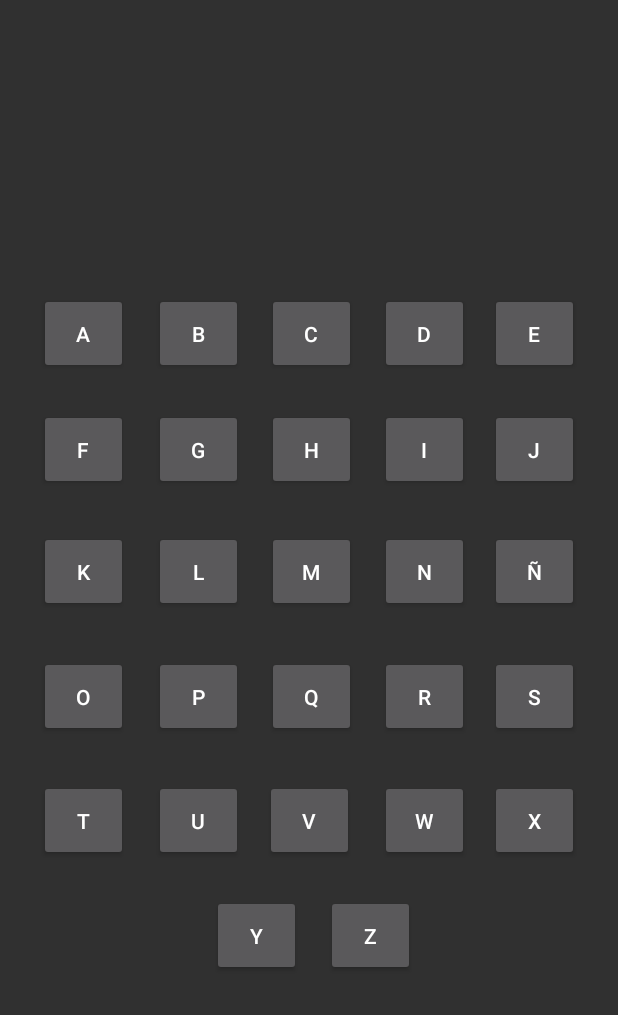
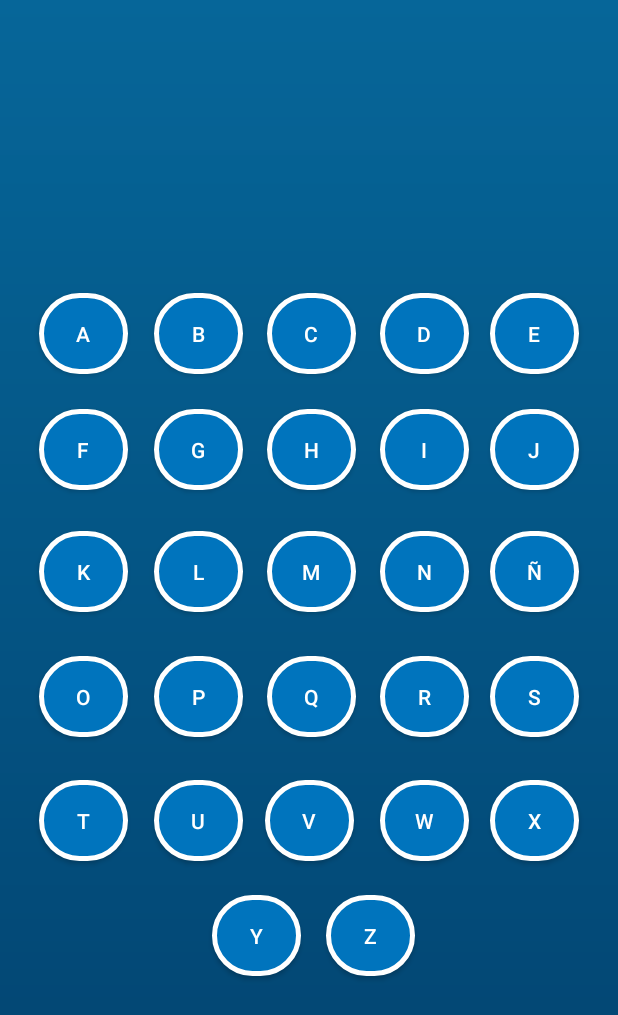
Before and after one commit to VictorHCH/AutiTec, an Android app: the abecedario screen opened directly, with no data from a screen before it, on a phone screen of 412 x 824 dp. Shown: the top 1015 px of the screen. Run offline under Robolectric (Android 15) with nearby library versions, the light colour scheme and no system bars.

Commit message:
Version 3.3.1
Diseño incompleto en menu abecedario

```diff
--- /dev/null
+++ b/Carrusel/app/src/main/res/drawable/bordes.xml
@@ -0,0 +1,15 @@
+<?xml version="1.0" encoding="utf-8"?>
+<!-- _bg__inicio_ek2 from your XD file. -->
+<selector xmlns:android="http://schemas.android.com/apk/res/android" >
+	<item >
+		<shape android:shape="rectangle"  >
+			<corners android:radius="50dip" />
+			<stroke android:width="3dip" android:color="#ffffff" />
+			<solid android:color="#0074BD" />
+
+
+			<!--<gradient android:angle="-90" android:startColor="#DD2C00" android:endColor="#FFAB00" />-->
+
+		</shape>
+	</item>
+</selector>
--- a/Carrusel/app/src/main/res/layout/abecedario.xml
+++ b/Carrusel/app/src/main/res/layout/abecedario.xml
@@ -6,7 +6,8 @@
     android:layout_height="match_parent"
     android:visibility="visible"
     tools:context=".MainActivity"
-    tools:visibility="visible">
+    tools:visibility="visible"
+     android:background="@drawable/_bg__inicio_ek2_shape">
 
 
     <Button
@@ -14,12 +15,16 @@
         android:layout_width="59dp"
         android:layout_height="54dp"
         android:text="A"
+        android:background="@drawable/bordes"
+
         app:layout_constraintBottom_toBottomOf="parent"
         app:layout_constraintHorizontal_bias="0.073"
         app:layout_constraintLeft_toLeftOf="parent"
         app:layout_constraintRight_toRightOf="parent"
         app:layout_constraintTop_toTopOf="parent"
         app:layout_constraintVertical_bias="0.254"
+
+
         tools:ignore="MissingConstraints" />
 
     <Button
@@ -27,6 +32,7 @@
         android:layout_width="59dp"
         android:layout_height="54dp"
         android:text="B"
+        android:background="@drawable/bordes"
         app:layout_constraintBottom_toBottomOf="parent"
         app:layout_constraintHorizontal_bias="0.292"
         app:layout_constraintLeft_toLeftOf="parent"
@@ -40,6 +46,7 @@
         android:layout_width="59dp"
         android:layout_height="54dp"
         android:text="C"
+        android:background="@drawable/bordes"
         app:layout_constraintBottom_toBottomOf="parent"
         app:layout_constraintHorizontal_bias="0.505"
         app:layout_constraintLeft_toLeftOf="parent"
@@ -53,6 +60,7 @@
         android:layout_width="59dp"
         android:layout_height="54dp"
         android:text="D"
+        android:background="@drawable/bordes"
         app:layout_constraintBottom_toBottomOf="parent"
         app:layout_constraintHorizontal_bias="0.718"
         app:layout_constraintLeft_toLeftOf="parent"
@@ -66,6 +74,7 @@
         android:layout_width="59dp"
         android:layout_height="54dp"
         android:text="E"
+        android:background="@drawable/bordes"
         app:layout_constraintBottom_toBottomOf="parent"
         app:layout_constraintHorizontal_bias="0.926"
         app:layout_constraintLeft_toLeftOf="parent"
@@ -79,6 +88,7 @@
         android:layout_width="59dp"
         android:layout_height="54dp"
         android:text="F"
+        android:background="@drawable/bordes"
         app:layout_constraintBottom_toBottomOf="parent"
         app:layout_constraintHorizontal_bias="0.073"
         app:layout_constraintLeft_toLeftOf="parent"
@@ -92,6 +102,8 @@
         android:layout_width="59dp"
         android:layout_height="54dp"
         android:text="G"
+        android:background="@drawable/bordes"
+
         app:layout_constraintBottom_toBottomOf="parent"
         app:layout_constraintHorizontal_bias="0.292"
         app:layout_constraintLeft_toLeftOf="parent"
@@ -105,6 +117,7 @@
         android:layout_width="59dp"
         android:layout_height="54dp"
         android:text="H"
+        android:background="@drawable/bordes"
         app:layout_constraintBottom_toBottomOf="parent"
         app:layout_constraintHorizontal_bias="0.505"
         app:layout_constraintLeft_toLeftOf="parent"
@@ -118,6 +131,7 @@
         android:layout_width="59dp"
         android:layout_height="54dp"
         android:text="I"
+        android:background="@drawable/bordes"
         app:layout_constraintBottom_toBottomOf="parent"
         app:layout_constraintHorizontal_bias="0.718"
         app:layout_constraintLeft_toLeftOf="parent"
@@ -131,6 +145,7 @@
         android:layout_width="59dp"
         android:layout_height="54dp"
         android:text="J"
+        android:background="@drawable/bordes"
         app:layout_constraintBottom_toBottomOf="parent"
         app:layout_constraintHorizontal_bias="0.926"
         app:layout_constraintLeft_toLeftOf="parent"
@@ -144,6 +159,7 @@
         android:layout_width="59dp"
         android:layout_height="54dp"
         android:text="L"
+        android:background="@drawable/bordes"
         app:layout_constraintBottom_toBottomOf="parent"
         app:layout_constraintHorizontal_bias="0.292"
         app:layout_constraintLeft_toLeftOf="parent"
@@ -157,6 +173,7 @@
         android:layout_width="59dp"
         android:layout_height="54dp"
         android:text="Ñ"
+        android:background="@drawable/bordes"
         app:layout_constraintBottom_toBottomOf="parent"
         app:layout_constraintHorizontal_bias="0.926"
         app:layout_constraintLeft_toLeftOf="parent"
@@ -170,6 +187,7 @@
         android:layout_width="59dp"
         android:layout_height="54dp"
         android:text="M"
+        android:background="@drawable/bordes"
         app:layout_constraintBottom_toBottomOf="parent"
         app:layout_constraintHorizontal_bias="0.505"
         app:layout_constraintLeft_toLeftOf="parent"
@@ -183,6 +201,7 @@
         android:layout_width="59dp"
         android:layout_height="54dp"
         android:text="N"
+        android:background="@drawable/bordes"
         app:layout_constraintBottom_toBottomOf="parent"
         app:layout_constraintHorizontal_bias="0.718"
         app:layout_constraintLeft_toLeftOf="parent"
@@ -196,6 +215,7 @@
         android:layout_width="59dp"
         android:layout_height="54dp"
         android:text="O"
+        android:background="@drawable/bordes"
         app:layout_constraintBottom_toBottomOf="parent"
         app:layout_constraintHorizontal_bias="0.073"
         app:layout_constraintLeft_toLeftOf="parent"
@@ -209,6 +229,7 @@
         android:layout_width="59dp"
         android:layout_height="54dp"
         android:text="S"
+        android:background="@drawable/bordes"
         app:layout_constraintBottom_toBottomOf="parent"
         app:layout_constraintHorizontal_bias="0.926"
         app:layout_constraintLeft_toLeftOf="parent"
@@ -222,6 +243,7 @@
         android:layout_width="59dp"
         android:layout_height="54dp"
         android:text="T"
+        android:background="@drawable/bordes"
         app:layout_constraintBottom_toBottomOf="parent"
         app:layout_constraintHorizontal_bias="0.073"
         app:layout_constraintLeft_toLeftOf="parent"
@@ -235,6 +257,7 @@
         android:layout_width="59dp"
         android:layout_height="54dp"
         android:text="X"
+        android:background="@drawable/bordes"
         app:layout_constraintBottom_toBottomOf="parent"
         app:layout_constraintHorizontal_bias="0.926"
         app:layout_constraintLeft_toLeftOf="parent"
@@ -248,6 +271,7 @@
         android:layout_width="59dp"
         android:layout_height="54dp"
         android:text="W"
+        android:background="@drawable/bordes"
         app:layout_constraintBottom_toBottomOf="parent"
         app:layout_constraintHorizontal_bias="0.718"
         app:layout_constraintLeft_toLeftOf="parent"
@@ -261,6 +285,7 @@
         android:layout_width="59dp"
         android:layout_height="54dp"
         android:text="V"
+        android:background="@drawable/bordes"
         app:layout_constraintBottom_toBottomOf="parent"
         app:layout_constraintLeft_toLeftOf="parent"
         app:layout_constraintRight_toRightOf="parent"
@@ -273,6 +298,7 @@
         android:layout_width="59dp"
         android:layout_height="54dp"
         android:text="Y"
+        android:background="@drawable/bordes"
         app:layout_constraintBottom_toBottomOf="parent"
         app:layout_constraintHorizontal_bias="0.4"
         app:layout_constraintLeft_toLeftOf="parent"
@@ -286,6 +312,7 @@
         android:layout_width="59dp"
         android:layout_height="54dp"
         android:text="Z"
+        android:background="@drawable/bordes"
         app:layout_constraintBottom_toBottomOf="parent"
         app:layout_constraintHorizontal_bias="0.616"
         app:layout_constraintLeft_toLeftOf="parent"
@@ -299,6 +326,7 @@
         android:layout_width="59dp"
         android:layout_height="54dp"
         android:text="U"
+        android:background="@drawable/bordes"
         app:layout_constraintBottom_toBottomOf="parent"
         app:layout_constraintHorizontal_bias="0.292"
         app:layout_constraintLeft_toLeftOf="parent"
@@ -312,6 +340,7 @@
         android:layout_width="59dp"
         android:layout_height="54dp"
         android:text="R"
+        android:background="@drawable/bordes"
         app:layout_constraintBottom_toBottomOf="parent"
         app:layout_constraintHorizontal_bias="0.718"
         app:layout_constraintLeft_toLeftOf="parent"
@@ -325,6 +354,7 @@
         android:layout_width="59dp"
         android:layout_height="54dp"
         android:text="Q"
+        android:background="@drawable/bordes"
         app:layout_constraintBottom_toBottomOf="parent"
         app:layout_constraintHorizontal_bias="0.505"
         app:layout_constraintLeft_toLeftOf="parent"
@@ -338,6 +368,7 @@
         android:layout_width="59dp"
         android:layout_height="54dp"
         android:text="P"
+        android:background="@drawable/bordes"
         app:layout_constraintBottom_toBottomOf="parent"
         app:layout_constraintHorizontal_bias="0.292"
         app:layout_constraintLeft_toLeftOf="parent"
@@ -351,6 +382,8 @@
         android:layout_width="59dp"
         android:layout_height="54dp"
         android:text="K"
+
+        android:background="@drawable/bordes"
         app:layout_constraintBottom_toBottomOf="parent"
         app:layout_constraintHorizontal_bias="0.073"
         app:layout_constraintLeft_toLeftOf="parent"
```
